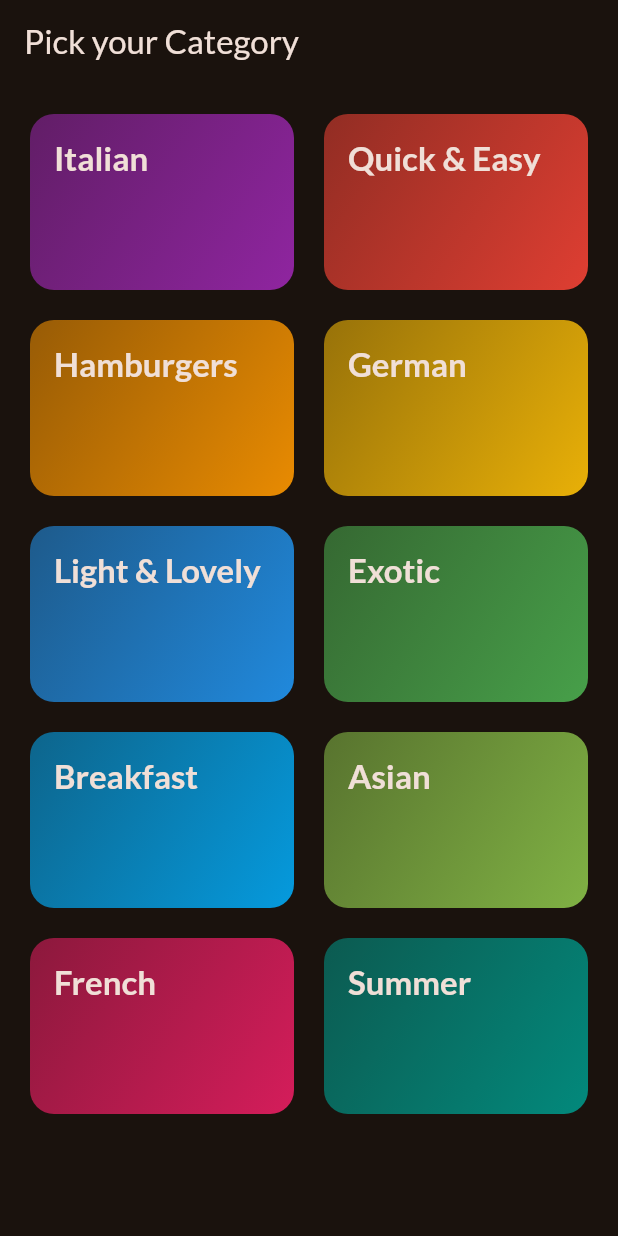
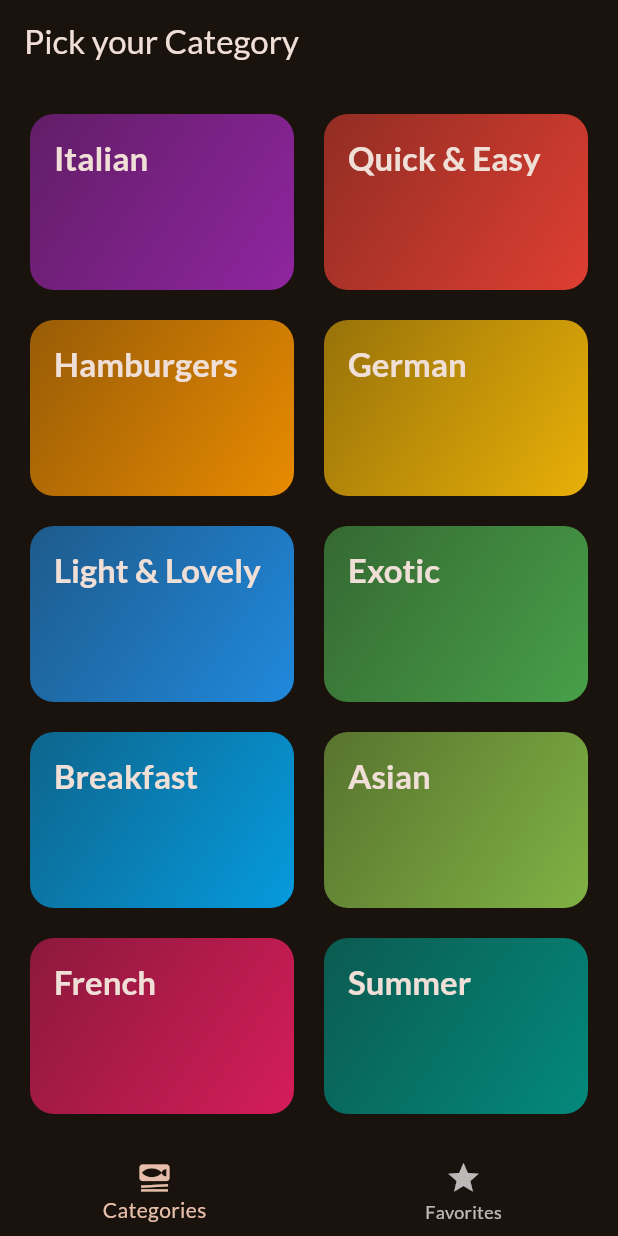
Before and after one commit to silverag2002/meals-app, a Flutter app: the screen it shows after launch, on a phone screen of 412 x 824 dp. Run offline on Flutter 3.47's test engine with Material 3 defaults, Android fonts, the phone set to English and light mode, and no system bars; our stand-ins replace google_fonts, transparent_image.

Commit message:
Restructured code

```diff
--- a/lib/main.dart
+++ b/lib/main.dart
@@ -20,6 +20,9 @@ class MyApp extends StatelessWidget {
   @override
   Widget build(BuildContext context) {
     return MaterialApp(
-        title: 'Flutter Demo', theme: theme, home: SelectionScreen());
+      title: 'Flutter Demo',
+      theme: theme,
+      home: SelectionScreen(),
+    );
   }
 }
--- /dev/null
+++ b/lib/screen/dashboard.dart
@@ -0,0 +1,56 @@
+import 'package:flutter/material.dart';
+import 'package:meals_app/data/dummy_data.dart';
+
+import 'package:meals_app/screen/recepie.dart';
+
+class Dashboard extends StatelessWidget {
+  @override
+  Widget build(context) {
+    void navigateToScreen(cat) {
+      var dMeals = dummyMeals
+          .where((element) => element.categories.contains(cat.id))
+          .toList();
+      print("LENGTH ${dMeals.length}");
+
+      Navigator.of(context).push(MaterialPageRoute(
+          builder: (ctx) => Recepie(title: cat.title, data: dMeals)));
+    }
+
+    return (Container(
+      child: GridView(
+        padding: const EdgeInsets.all(20),
+        gridDelegate: const SliverGridDelegateWithFixedCrossAxisCount(
+            crossAxisCount: 2,
+            childAspectRatio: 3 / 2,
+            crossAxisSpacing: 20,
+            mainAxisSpacing: 20),
+        children: [
+          for (final category in availableCategories)
+            InkWell(
+                onTap: () {
+                  navigateToScreen(category);
+                },
+                splashColor: Theme.of(context).primaryColor,
+                borderRadius: BorderRadius.circular(16),
+                child: Container(
+                    decoration: BoxDecoration(
+                        borderRadius: BorderRadius.circular(16),
+                        gradient: LinearGradient(
+                            colors: [
+                              category.color.withOpacity(0.55),
+                              category.color.withOpacity(0.9)
+                            ],
+                            begin: Alignment.topLeft,
+                            end: Alignment.bottomRight)),
+                    padding: const EdgeInsets.all(16),
+                    child: Text(
+                      category.title,
+                      style: Theme.of(context).textTheme.titleLarge!.copyWith(
+                          fontWeight: FontWeight.bold,
+                          color: Theme.of(context).colorScheme.onBackground),
+                    ))),
+        ],
+      ),
+    ));
+  }
+}
--- a/lib/screen/selection_page.dart
+++ b/lib/screen/selection_page.dart
@@ -1,5 +1,6 @@
 import 'package:flutter/material.dart';
 import 'package:meals_app/data/dummy_data.dart';
+import 'package:meals_app/screen/dashboard.dart';
 import 'package:meals_app/screen/recepie.dart';
 
 class SelectionScreen extends StatelessWidget {
@@ -7,53 +8,18 @@ class SelectionScreen extends StatelessWidget {
 
   @override
   Widget build(context) {
-    void navigateToScreen(cat) {
-      var dMeals = dummyMeals
-          .where((element) => element.categories.contains(cat.id))
-          .toList();
-      print("LENGTH ${dMeals.length}");
-
-      Navigator.of(context).push(MaterialPageRoute(
-          builder: (ctx) => Recepie(title: cat.title, data: dMeals)));
-    }
+    final _selcetedNavItem = 0;
 
     return Scaffold(
-        appBar: AppBar(
-          title: const Text("Pick your Category"),
-        ),
-        body: GridView(
-          padding: const EdgeInsets.all(20),
-          gridDelegate: const SliverGridDelegateWithFixedCrossAxisCount(
-              crossAxisCount: 2,
-              childAspectRatio: 3 / 2,
-              crossAxisSpacing: 20,
-              mainAxisSpacing: 20),
-          children: [
-            for (final category in availableCategories)
-              InkWell(
-                  onTap: () {
-                    navigateToScreen(category);
-                  },
-                  splashColor: Theme.of(context).primaryColor,
-                  borderRadius: BorderRadius.circular(16),
-                  child: Container(
-                      decoration: BoxDecoration(
-                          borderRadius: BorderRadius.circular(16),
-                          gradient: LinearGradient(
-                              colors: [
-                                category.color.withOpacity(0.55),
-                                category.color.withOpacity(0.9)
-                              ],
-                              begin: Alignment.topLeft,
-                              end: Alignment.bottomRight)),
-                      padding: const EdgeInsets.all(16),
-                      child: Text(
-                        category.title,
-                        style: Theme.of(context).textTheme.titleLarge!.copyWith(
-                            fontWeight: FontWeight.bold,
-                            color: Theme.of(context).colorScheme.onBackground),
-                      ))),
-          ],
-        ));
+      appBar: AppBar(
+        title: const Text("Pick your Category"),
+      ),
+      body: Dashboard(),
+      bottomNavigationBar: BottomNavigationBar(items: [
+        BottomNavigationBarItem(
+            icon: Icon(Icons.set_meal), label: "Categories"),
+        BottomNavigationBarItem(icon: Icon(Icons.star), label: "Favorites")
+      ]),
+    );
   }
 }
```
